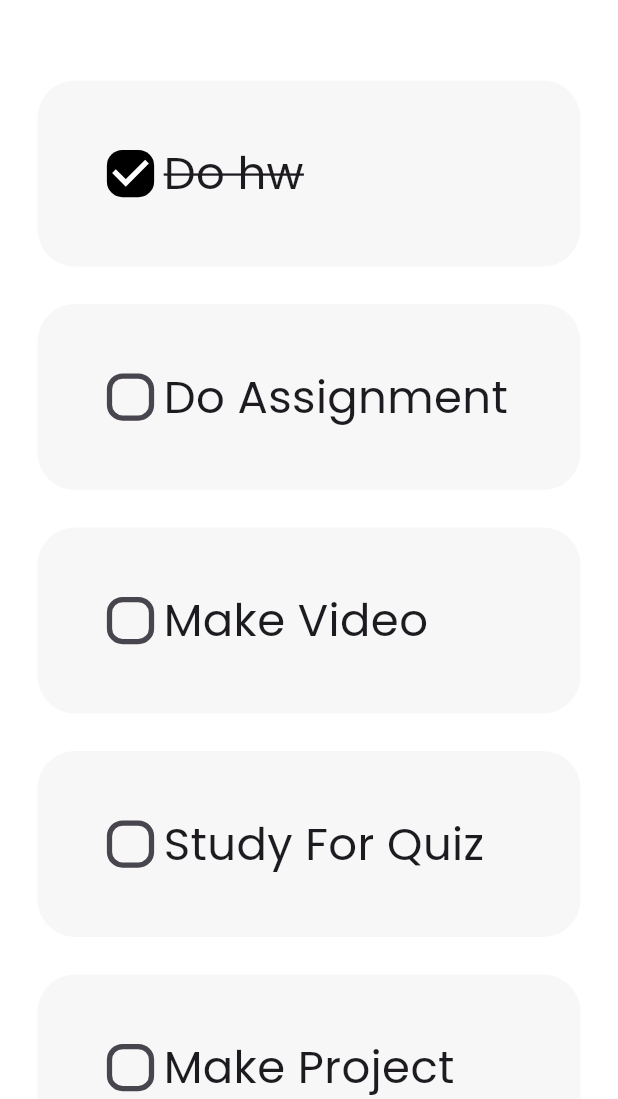
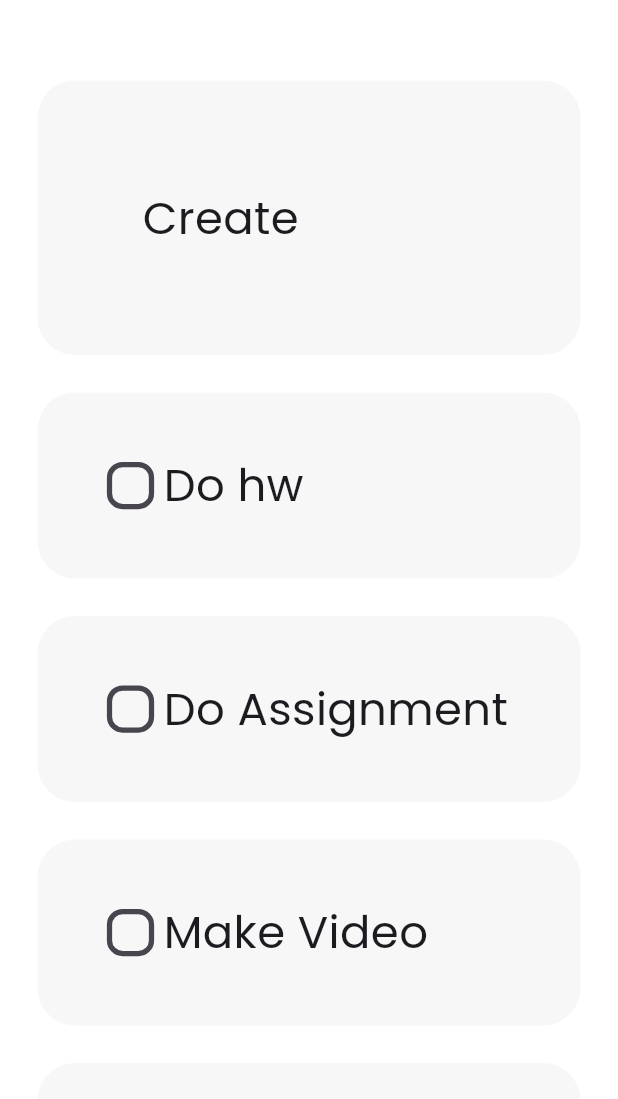
Before and after one commit to AliSharjeell/ToDoApp, a Flutter app: the screen it shows after launch, on a phone screen of 412 x 824 dp, the part 137-1236 px from its top. Run offline on Flutter 3.47's test engine with Material 3 defaults, Android fonts, the phone set to English and light mode, and no system bars; our stand-ins replace google_fonts.

Commit message:
added create widget to home

```diff
--- a/lib/createtask.dart
+++ b/lib/createtask.dart
@@ -9,13 +9,13 @@ class Create extends StatelessWidget {
     return Padding(
       padding: const EdgeInsets.only(top: 25, left: 25, right: 25),
       child: Container(
-        padding: EdgeInsets.all(40),
+        padding: EdgeInsets.all(70),
         decoration: BoxDecoration(
             color: Color.fromARGB(255, 247, 247, 247),
             borderRadius: BorderRadius.circular(25)),
         child: Row(
           children: [
-            Text("taskname",
+            Text("Create",
                 style: GoogleFonts.poppins(
                   fontSize: 30,
                 ))
--- a/lib/home.dart
+++ b/lib/home.dart
@@ -1,5 +1,6 @@
 import 'package:flutter/material.dart';
 import 'package:fulltodoapp/todotile.dart';
+import 'package:fulltodoapp/createtask.dart';
 import 'package:google_fonts/google_fonts.dart';
 
 class HomePage extends StatefulWidget {
@@ -11,7 +12,7 @@ class HomePage extends StatefulWidget {
 
 class _HomePageState extends State<HomePage> {
   List toDoList = [
-    ["Do hw", true],
+    ["Do hw", false],
     ["Do Assignment", false],
     ["Make Video", false],
     ["Study For Quiz", false],
@@ -36,7 +37,10 @@ class _HomePageState extends State<HomePage> {
                   fontSize: 50, fontWeight: FontWeight.bold)),
           elevation: 0,
         ),
-        body: ListView.builder(
+        body: Column(children: [
+          Create(),
+          Expanded(
+              child: ListView.builder(
             itemCount: toDoList.length,
             itemBuilder: (context, index) {
               return ToDoTile(
@@ -44,6 +48,7 @@ class _HomePageState extends State<HomePage> {
                   taskcomplete: toDoList[index][1],
                   onChanged: (value) => checkboxchanged(value, index));
             },
-        ));
+          ))
+        ]));
   }
 }
```
Lines whose indentation alone changed are shown as unchanged.
